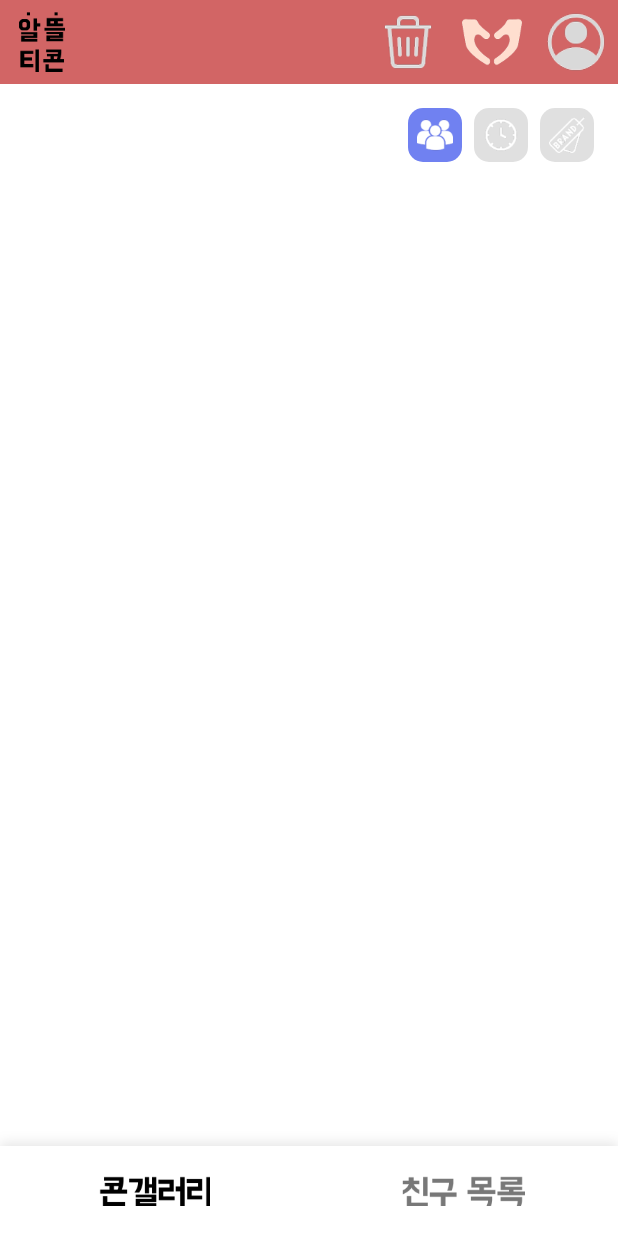
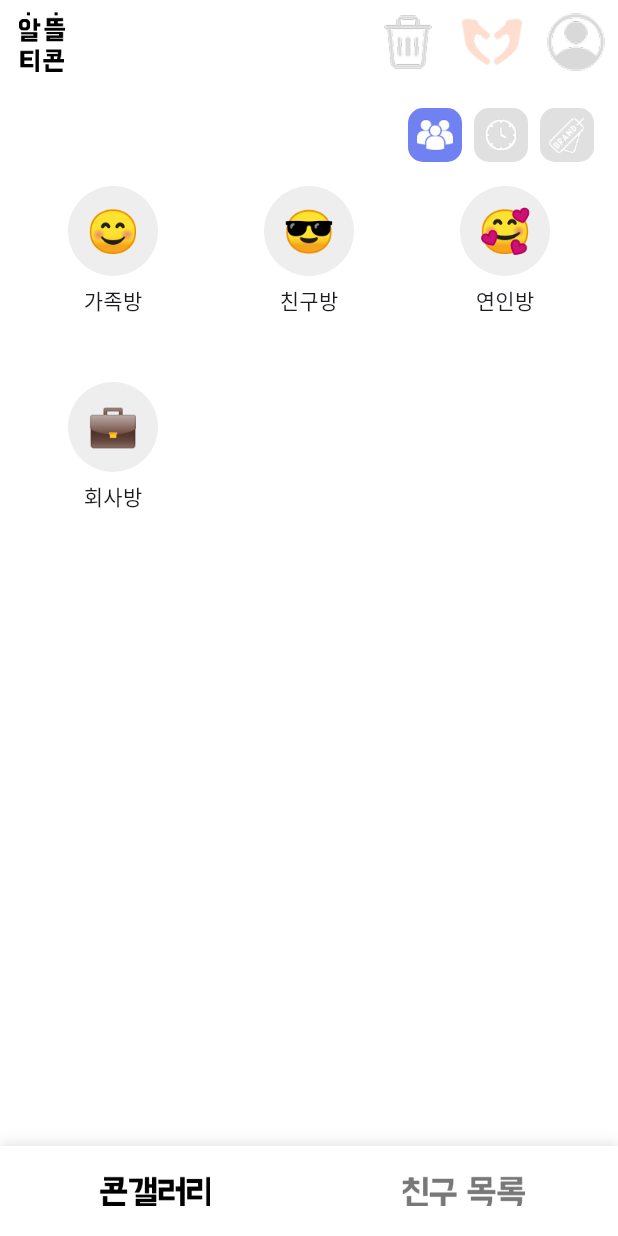
Before and after one commit to dlcodns/scrooge, a Flutter app: the Group screen opened directly, on a phone screen of 412 x 824 dp. Run offline on Flutter 3.47's test engine with Material 3 defaults, Android fonts, the phone set to English and light mode, and no system bars; our stand-ins replace fluttertoast, permission_handler; missing offline and left inert: google_mlkit_text_recognition, image_gallery_saver_plus, photo_manager.

Commit message:
feat: 그룹 별 시간 갤러리, 이미지 저장 추가가

```diff
--- a/lib/group.dart
+++ b/lib/group.dart
@@ -1,65 +1,24 @@
 import 'package:flutter/material.dart';
+import 'group_gallery.dart'; // 새 페이지 import 필요
 import 'time.dart';
 import 'brand.dart';
 
-Widget _buildRoundedBox(
-  BuildContext context,
-  Widget destinationPage,
-  int number,
-) {
-  String imagePath;
-  Color boxColor = Colors.grey.shade300;
-
-  // number 값에 따라 이미지 파일 경로를 다르게 설정
-  if (number == 1) {
-    imagePath = 'assets/group.png'; // 1번 박스 이미지
-    boxColor = const Color(0xFF7081F1);
-  } else if (number == 2) {
-    imagePath = 'assets/time.png'; // 2번 박스 이미지
-  } else {
-    imagePath = 'assets/brand.png'; // 3번 박스 이미지
-  }
-
-  return GestureDetector(
-    onTap: () {
-      Navigator.push(
-        context,
-        PageRouteBuilder(
-          pageBuilder: (_, __, ___) => destinationPage,
-          transitionDuration: Duration.zero, // 전환 시간 0
-          reverseTransitionDuration: Duration.zero, // 되돌아갈 때도 0
-        ),
-      );
-    },
-    child: Container(
-      width: 36,
-      height: 36,
-      decoration: BoxDecoration(
-        color: boxColor,
-        borderRadius: BorderRadius.circular(10),
-      ),
-
-      child: Center(
-        child: Image.asset(
-          imagePath,
-          width: 24, // 이미지 크기 조정
-          height: 24,
-          fit: BoxFit.contain,
-        ),
-      ),
-    ),
-  );
-}
-
 class Group extends StatelessWidget {
   const Group({super.key});
+
+  final List<Map<String, dynamic>> groupInfo = const [
+    {"name": "가족방", "icon": Icons.family_restroom, "emoji": "😊"},
+    {"name": "친구방", "icon": Icons.people, "emoji": "😎"},
+    {"name": "연인방", "icon": Icons.favorite, "emoji": "🥰"},
+    {"name": "회사방", "icon": Icons.business, "emoji": "💼"},
+  ];
 
   @override
   Widget build(BuildContext context) {
     return Scaffold(
       backgroundColor: Colors.white,
       appBar: AppBar(
-        backgroundColor: const Color.fromARGB(255, 210, 101, 101),
+        backgroundColor: const Color.fromARGB(255, 255, 255, 255),
         elevation: 0,
         leading: Padding(
           padding: const EdgeInsets.all(8.0),
@@ -71,21 +30,15 @@ class Group extends StatelessWidget {
             children: [
               IconButton(
                 icon: Image.asset('assets/trash.png'),
-                onPressed: () {
-                  // TODO: trash 버튼 기능 추가
-                },
+                onPressed: () {},
               ),
               IconButton(
                 icon: Image.asset('assets/heart.png'),
-                onPressed: () {
-                  // TODO: heart 버튼 기능 추가
-                },
+                onPressed: () {},
               ),
               IconButton(
                 icon: Image.asset('assets/account.png'),
-                onPressed: () {
-                  // TODO: account 버튼 기능 추가
-                },
+                onPressed: () {},
               ),
             ],
           ),
@@ -95,23 +48,56 @@ class Group extends StatelessWidget {
       body: Padding(
         padding: const EdgeInsets.all(16.0),
         child: Column(
-          crossAxisAlignment: CrossAxisAlignment.end,
           children: [
+            // 오른쪽 상단 필터 버튼
             Row(
               mainAxisAlignment: MainAxisAlignment.end,
               children: [
-                _buildRoundedBox(context, Group(), 1),
+                _buildRoundedBox(context, const Group(), 1),
                 const SizedBox(width: 8),
-                _buildRoundedBox(context, Time(), 2),
+                _buildRoundedBox(context, const Time(), 2),
                 const SizedBox(width: 8),
-                _buildRoundedBox(context, Brand(), 3),
+                _buildRoundedBox(context, const Brand(), 3),
               ],
             ),
-            // 여기에 다른 내용 추가 가능
+            const SizedBox(height: 16),
+
+            // ✅ 그룹 목록 3열
+            Expanded(
+              child: GridView.count(
+                crossAxisCount: 3,
+                crossAxisSpacing: 12,
+                mainAxisSpacing: 12,
+                children: groupInfo.map((group) {
+                  return GestureDetector(
+                    onTap: () {
+                      Navigator.push(
+                        context,
+                        MaterialPageRoute(
+                          builder: (_) => GroupGalleryPage(groupName: group["name"]),
+                        ),
+                      );
+                    },
+                    child: Column(
+                      children: [
+                        CircleAvatar(
+                          radius: 30,
+                          backgroundColor: Colors.grey.shade200,
+                          child: Text(group["emoji"], style: const TextStyle(fontSize: 28)),
+                        ),
+                        const SizedBox(height: 6),
+                        Text(group["name"], style: const TextStyle(fontSize: 14)),
+                      ],
+                    ),
+                  );
+                }).toList(),
+              ),
+            ),
           ],
         ),
       ),
 
+      // 하단바 유지
       bottomNavigationBar: Container(
         decoration: BoxDecoration(
           color: Colors.white,
@@ -119,14 +105,13 @@ class Group extends StatelessWidget {
             BoxShadow(
               color: Colors.black.withOpacity(0.1),
               blurRadius: 6,
-              offset: const Offset(0, -2), // 위쪽 그림자
+              offset: const Offset(0, -2),
             ),
           ],
         ),
         height: 60,
         child: Row(
           children: [
-            // 왼쪽 버튼
             Expanded(
               child: GestureDetector(
                 onTap: () {
@@ -137,7 +122,6 @@ class Group extends StatelessWidget {
                 ),
               ),
             ),
-            // 오른쪽 버튼
             Expanded(
               child: GestureDetector(
                 onTap: () {
@@ -154,3 +138,51 @@ class Group extends StatelessWidget {
     );
   }
 }
+
+// 기존 _buildRoundedBox 함수는 그대로 유지
+Widget _buildRoundedBox(
+  BuildContext context,
+  Widget destinationPage,
+  int number,
+) {
+  String imagePath;
+  Color boxColor = Colors.grey.shade300;
+
+  if (number == 1) {
+    imagePath = 'assets/group.png';
+    boxColor = const Color(0xFF7081F1);
+  } else if (number == 2) {
+    imagePath = 'assets/time.png';
+  } else {
+    imagePath = 'assets/brand.png';
+  }
+
+  return GestureDetector(
+    onTap: () {
+      Navigator.push(
+        context,
+        PageRouteBuilder(
+          pageBuilder: (_, __, ___) => destinationPage,
+          transitionDuration: Duration.zero,
+          reverseTransitionDuration: Duration.zero,
+        ),
+      );
+    },
+    child: Container(
+      width: 36,
+      height: 36,
+      decoration: BoxDecoration(
+        color: boxColor,
+        borderRadius: BorderRadius.circular(10),
+      ),
+      child: Center(
+        child: Image.asset(
+          imagePath,
+          width: 24,
+          height: 24,
+          fit: BoxFit.contain,
+        ),
+      ),
+    ),
+  );
+}
--- a/pubspec.yaml
+++ b/pubspec.yaml
@@ -30,8 +30,11 @@ environment:
 dependencies:
   flutter:
     sdk: flutter
+  fluttertoast: ^8.2.12
   photo_manager: ^3.0.0
   google_mlkit_text_recognition: ^0.11.0
+  image_gallery_saver_plus: ^4.0.1
+  permission_handler: ^11.0.0
 
   # The following adds the Cupertino Icons font to your application.
   # Use with the CupertinoIcons class for iOS style icons.
```
Also changed, not shown: lib/ImageDetailPage.dart (added, +112 -0 lines), lib/group_gallery.dart (added, +244 -0 lines), pubspec.lock, 3 other files.
